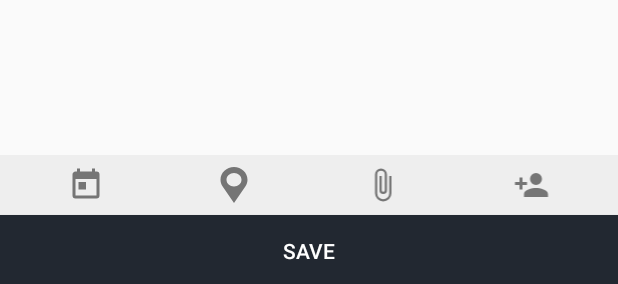
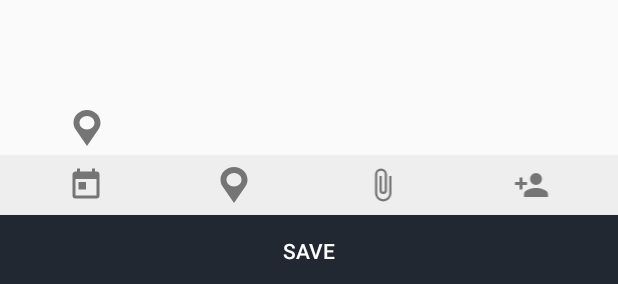
Before and after one commit to IraSmalko/Skedily, an Android app: the layout activity_add_card.xml on its own in the app's theme, with its tools: preview values and no code run, on a phone screen of 412 x 824 dp. Shown: the part 949-1233 px from the top of the screen. Run offline under Robolectric (Android 15) with nearby library versions, the phone set to English and light mode, and no system bars.

Commit message:
show PickedPlace

```diff
--- a/app/src/main/java/com/skedily/screens/add_card/AddCardViewModel.kt
+++ b/app/src/main/java/com/skedily/screens/add_card/AddCardViewModel.kt
@@ -5,6 +5,7 @@ import android.databinding.ObservableArrayList
 import android.support.v7.widget.RecyclerView
 import com.github.nitrico.lastadapter.LastAdapter
 import com.github.nitrico.lastadapter.Type
+import com.google.android.gms.location.places.Place
 import com.skedily.BR
 import com.skedily.R
 import com.skedily.base.BaseViewModel
@@ -33,6 +34,13 @@ class AddCardViewModel : BaseViewModel() {
         set(value) {
             field = value
             notifyPropertyChanged(BR.positionToScroll)
+        }
+
+    var pickedPlace: Place? = null
+        @Bindable get
+        set(value) {
+            field = value
+            notifyPropertyChanged(BR.pickedPlace)
         }
 
     fun init(interactor: AddCardInteractor) {
@@ -64,7 +72,7 @@ class AddCardViewModel : BaseViewModel() {
     }
 
     fun addLocation() {
-        interactor?.pickPlace()
+        interactor?.let { it.pickPlace().subscribe { pickedPlace = it } }
     }
 
     fun addFile() {
--- a/app/src/main/res/drawable/ic_location.xml
+++ b/app/src/main/res/drawable/ic_location.xml
@@ -5,7 +5,7 @@
     android:viewportHeight="24.0"
     android:viewportWidth="24.0">
     <path
-        android:fillColor="#FFFFFF"
+        android:fillColor="@color/darkGreey"
         android:fillType="evenOdd"
         android:pathData="M12,0C7.037,0 3,3.787 3,8.444C3,10.075 3.496,11.658 4.435,13.021L12,24L19.565,13.02C20.503,11.658 21,10.075 21,8.444C21,3.787 16.963,0 12,0ZM12,13C9.239,13 7,10.985 7,8.5C7,6.015 9.239,4 12,4C14.761,4 17,6.015 17,8.5C17,10.985 14.761,13 12,13Z" />
 </vector>
--- a/app/src/main/res/layout/activity_add_card.xml
+++ b/app/src/main/res/layout/activity_add_card.xml
@@ -4,6 +4,8 @@
     xmlns:tools="http://schemas.android.com/tools">
 
     <data>
+
+        <import type="android.view.View" />
 
         <variable
             name="vm"
@@ -71,7 +73,7 @@
             android:layout_width="match_parent"
             android:layout_height="wrap_content"
             android:layout_below="@id/addNote"
-            android:layout_marginBottom="110dp"
+            android:layout_marginBottom="136dp"
             android:layout_marginLeft="42dp"
             android:layout_marginRight="42dp"
             android:background="@color/grey"
@@ -112,7 +114,22 @@
                 tools:listitem="@layout/item_checklist" />
         </LinearLayout>
 
+        <TextView
+            android:layout_marginBottom="90dp"
+            android:layout_alignParentBottom="true"
+            android:layout_width="match_parent"
+            android:layout_height="wrap_content"
+            android:layout_marginLeft="42dp"
+            android:layout_marginRight="42dp"
+            android:padding="4dp"
+            android:drawablePadding="4dp"
+            android:drawableLeft="@drawable/ic_location"
+            android:text='@{vm.pickedPlace.address}'
+            android:textColor="@color/black"
+            android:visibility='@{vm.pickedPlace != null ? View.VISIBLE : View.INVISIBLE}' />
+
         <LinearLayout
+            android:id="@+id/dashboard"
             android:layout_width="match_parent"
             android:layout_height="40dp"
             android:layout_above="@+id/btn_save"
@@ -141,7 +158,6 @@
                 android:focusable="true"
                 android:gravity="center_vertical"
                 android:onClick='@{() -> vm.addLocation()}'
-                android:tint="@color/darkGreey"
                 app:srcCompat="@drawable/ic_location" />
 
 
```
